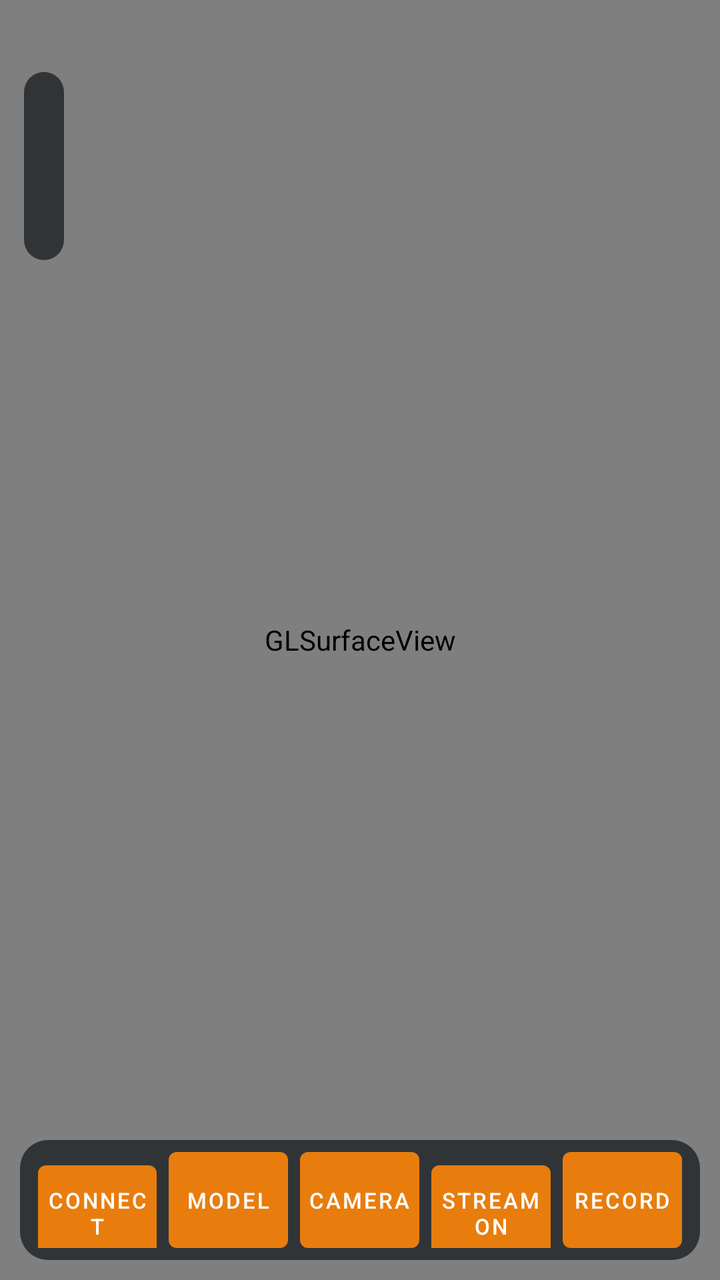
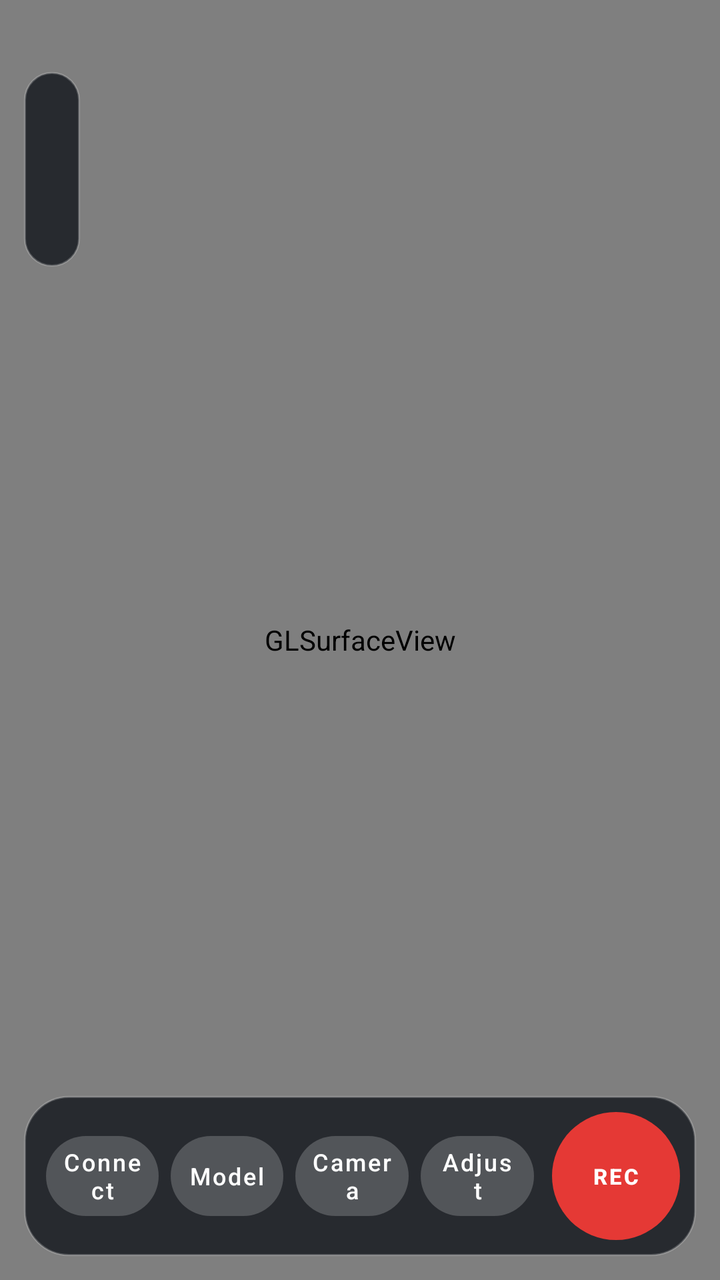

The first picture is an Android layout as it rendered before a commit; the second is the same layout after the commit. The layout source and the unified diff follow.
<!-- AndroidManifest.xml: application theme Theme.BlenderRemote -->
<!-- res/layout/activity_main.xml -->
<?xml version="1.0" encoding="utf-8"?>
<FrameLayout xmlns:android="http://schemas.android.com/apk/res/android"
    android:layout_width="match_parent"
    android:layout_height="match_parent"
    android:background="#000000">

    <android.opengl.GLSurfaceView
        android:id="@+id/surfaceView"
        android:layout_width="match_parent"
        android:layout_height="match_parent" />

    <LinearLayout
        android:id="@+id/statusPanel"
        android:layout_width="wrap_content"
        android:layout_height="wrap_content"
        android:layout_gravity="top|start"
        android:layout_marginStart="12dp"
        android:layout_marginTop="36dp"
        android:background="@drawable/bg_panel"
        android:orientation="vertical"
        android:padding="10dp">

        <TextView
            android:id="@+id/tvConnection"
            android:layout_width="wrap_content"
            android:layout_height="wrap_content"
            android:textColor="#FFFFFF"
            android:textSize="14sp"
            android:textStyle="bold" />

        <TextView
            android:id="@+id/tvTracking"
            android:layout_width="wrap_content"
            android:layout_height="wrap_content"
            android:layout_marginTop="2dp"
            android:textColor="#FFFFFF"
            android:textSize="12sp" />

        <TextView
            android:id="@+id/tvModel"
            android:layout_width="wrap_content"
            android:layout_height="wrap_content"
            android:layout_marginTop="2dp"
            android:maxWidth="260dp"
            android:textColor="#FFFFFF"
            android:textSize="12sp" />

        <TextView
            android:id="@+id/tvStream"
            android:layout_width="wrap_content"
            android:layout_height="wrap_content"
            android:layout_marginTop="2dp"
            android:textColor="#FFFFFF"
            android:textSize="12sp" />
    </LinearLayout>

    <TextView
        android:id="@+id/tvRecord"
        android:layout_width="wrap_content"
        android:layout_height="wrap_content"
        android:layout_gravity="top|end"
        android:layout_marginTop="36dp"
        android:layout_marginEnd="12dp"
        android:background="@drawable/bg_rec"
        android:paddingStart="12dp"
        android:paddingTop="6dp"
        android:paddingEnd="12dp"
        android:paddingBottom="6dp"
        android:text="REC"
        android:textColor="#FFFFFF"
        android:textSize="14sp"
        android:textStyle="bold"
        android:visibility="gone" />

    <TextView
        android:id="@+id/tvHint"
        android:layout_width="wrap_content"
        android:layout_height="wrap_content"
        android:layout_gravity="bottom|center_horizontal"
        android:layout_marginBottom="110dp"
        android:background="@drawable/bg_panel"
        android:gravity="center"
        android:maxWidth="300dp"
        android:padding="10dp"
        android:textColor="#FFFFFF"
        android:textSize="14sp"
        android:visibility="gone" />

    <LinearLayout
        android:id="@+id/controls"
        android:layout_width="match_parent"
        android:layout_height="wrap_content"
        android:layout_gravity="bottom"
        android:layout_margin="10dp"
        android:background="@drawable/bg_panel"
        android:orientation="horizontal"
        android:padding="6dp">

        <com.google.android.material.button.MaterialButton
            android:id="@+id/btnConnect"
            android:layout_width="0dp"
            android:layout_height="wrap_content"
            android:layout_marginStart="3dp"
            android:layout_marginEnd="3dp"
            android:layout_weight="1"
            android:insetTop="0dp"
            android:insetBottom="0dp"
            android:paddingStart="2dp"
            android:paddingEnd="2dp"
            android:text="Connect"
            android:textSize="11sp" />

        <com.google.android.material.button.MaterialButton
            android:id="@+id/btnSync"
            android:layout_width="0dp"
            android:layout_height="wrap_content"
            android:layout_marginStart="3dp"
            android:layout_marginEnd="3dp"
            android:layout_weight="1"
            android:insetTop="0dp"
            android:insetBottom="0dp"
            android:paddingStart="2dp"
            android:paddingEnd="2dp"
            android:text="Model"
            android:textSize="11sp" />

        <com.google.android.material.button.MaterialButton
            android:id="@+id/btnMode"
            android:layout_width="0dp"
            android:layout_height="wrap_content"
            android:layout_marginStart="3dp"
            android:layout_marginEnd="3dp"
            android:layout_weight="1"
            android:insetTop="0dp"
            android:insetBottom="0dp"
            android:paddingStart="2dp"
            android:paddingEnd="2dp"
            android:text="Camera"
            android:textSize="11sp" />

        <com.google.android.material.button.MaterialButton
            android:id="@+id/btnStream"
            android:layout_width="0dp"
            android:layout_height="wrap_content"
            android:layout_marginStart="3dp"
            android:layout_marginEnd="3dp"
            android:layout_weight="1"
            android:insetTop="0dp"
            android:insetBottom="0dp"
            android:paddingStart="2dp"
            android:paddingEnd="2dp"
            android:text="Stream on"
            android:textSize="11sp" />

        <com.google.android.material.button.MaterialButton
            android:id="@+id/btnRecord"
            android:layout_width="0dp"
            android:layout_height="wrap_content"
            android:layout_marginStart="3dp"
            android:layout_marginEnd="3dp"
            android:layout_weight="1"
            android:insetTop="0dp"
            android:insetBottom="0dp"
            android:paddingStart="2dp"
            android:paddingEnd="2dp"
            android:text="Record"
            android:textSize="11sp" />
    </LinearLayout>
</FrameLayout>
<!-- resources referenced by this layout -->
<resources>
  <!-- drawable bg_panel (drawable) -->
  <?xml version="1.0" encoding="utf-8"?>
  <shape xmlns:android="http://schemas.android.com/apk/res/android" android:shape="rectangle">
      <solid android:color="#B3101418" />
      <corners android:radius="14dp" />
  </shape>
  <!-- drawable bg_rec (drawable) -->
  <?xml version="1.0" encoding="utf-8"?>
  <shape xmlns:android="http://schemas.android.com/apk/res/android" android:shape="rectangle">
      <solid android:color="#E6D32F2F" />
      <corners android:radius="18dp" />
  </shape>
  <style name="Theme.BlenderRemote" parent="Theme.MaterialComponents.DayNight.NoActionBar">
          <item name="colorPrimary">#E87D0D</item>
          <item name="colorOnPrimary">#FFFFFF</item>
          <item name="android:statusBarColor">@android:color/transparent</item>
      </style>
</resources>

<!-- the commit's change to res/layout/activity_main.xml (unified diff, before → after) -->
@@ -9,8 +9,17 @@
         android:layout_width="match_parent"
         android:layout_height="match_parent" />
 
+    <ImageView
+        android:id="@+id/ivReticle"
+        android:layout_width="56dp"
+        android:layout_height="56dp"
+        android:layout_gravity="center"
+        android:contentDescription="@null"
+        android:src="@drawable/reticle"
+        android:visibility="gone" />
+
+    
     <LinearLayout
-        android:id="@+id/statusPanel"
         android:layout_width="wrap_content"
         android:layout_height="wrap_content"
         android:layout_gravity="top|start"
@@ -18,21 +27,24 @@
         android:layout_marginTop="36dp"
         android:background="@drawable/bg_panel"
         android:orientation="vertical"
-        android:padding="10dp">
+        android:paddingStart="14dp"
+        android:paddingTop="10dp"
+        android:paddingEnd="14dp"
+        android:paddingBottom="10dp">
 
         <TextView
             android:id="@+id/tvConnection"
             android:layout_width="wrap_content"
             android:layout_height="wrap_content"
             android:textColor="#FFFFFF"
-            android:textSize="14sp"
+            android:textSize="15sp"
             android:textStyle="bold" />
 
         <TextView
             android:id="@+id/tvTracking"
             android:layout_width="wrap_content"
             android:layout_height="wrap_content"
-            android:layout_marginTop="2dp"
+            android:layout_marginTop="4dp"
             android:textColor="#FFFFFF"
             android:textSize="12sp" />
 
@@ -41,7 +53,7 @@
             android:layout_width="wrap_content"
             android:layout_height="wrap_content"
             android:layout_marginTop="2dp"
-            android:maxWidth="260dp"
+            android:maxWidth="240dp"
             android:textColor="#FFFFFF"
             android:textSize="12sp" />
 
@@ -62,10 +74,10 @@
         android:layout_marginTop="36dp"
         android:layout_marginEnd="12dp"
         android:background="@drawable/bg_rec"
-        android:paddingStart="12dp"
-        android:paddingTop="6dp"
-        android:paddingEnd="12dp"
-        android:paddingBottom="6dp"
+        android:paddingStart="14dp"
+        android:paddingTop="7dp"
+        android:paddingEnd="14dp"
+        android:paddingBottom="7dp"
         android:text="REC"
         android:textColor="#FFFFFF"
         android:textSize="14sp"
@@ -77,93 +89,319 @@
         android:layout_width="wrap_content"
         android:layout_height="wrap_content"
         android:layout_gravity="bottom|center_horizontal"
-        android:layout_marginBottom="110dp"
+        android:layout_marginBottom="118dp"
         android:background="@drawable/bg_panel"
         android:gravity="center"
         android:maxWidth="300dp"
-        android:padding="10dp"
+        android:paddingStart="16dp"
+        android:paddingTop="10dp"
+        android:paddingEnd="16dp"
+        android:paddingBottom="10dp"
         android:textColor="#FFFFFF"
         android:textSize="14sp"
         android:visibility="gone" />
 
+    
     <LinearLayout
-        android:id="@+id/controls"
+        android:id="@+id/adjustPanel"
         android:layout_width="match_parent"
         android:layout_height="wrap_content"
         android:layout_gravity="bottom"
-        android:layout_margin="10dp"
+        android:layout_marginStart="12dp"
+        android:layout_marginEnd="12dp"
+        android:layout_marginBottom="108dp"
         android:background="@drawable/bg_panel"
+        android:orientation="vertical"
+        android:padding="12dp"
+        android:visibility="gone">
+
+        <LinearLayout
+            android:layout_width="match_parent"
+            android:layout_height="wrap_content"
+            android:gravity="center_vertical"
+            android:orientation="horizontal">
+
+            <TextView
+                android:layout_width="0dp"
+                android:layout_height="wrap_content"
+                android:layout_weight="1"
+                android:text="Adjust origin"
+                android:textColor="#FFFFFF"
+                android:textSize="15sp"
+                android:textStyle="bold" />
+
+            <com.google.android.material.button.MaterialButton
+                android:id="@+id/btnLock"
+                style="@style/BR.Button"
+                android:layout_width="wrap_content"
+                android:layout_height="wrap_content"
+                android:text="Lock gestures" />
+        </LinearLayout>
+
+        <TextView
+            android:layout_width="wrap_content"
+            android:layout_height="wrap_content"
+            android:layout_marginTop="2dp"
+            android:layout_marginBottom="6dp"
+            android:text="Drag = move   Twist = rotate   Pinch = scale"
+            android:textColor="#99FFFFFF"
+            android:textSize="11sp" />
+
+        <LinearLayout
+            android:layout_width="match_parent"
+            android:layout_height="wrap_content"
+            android:gravity="center_vertical"
+            android:orientation="horizontal">
+
+            <TextView
+                style="@style/BR.Label"
+                android:layout_width="wrap_content"
+                android:layout_height="wrap_content"
+                android:text="Move" />
+
+            <com.google.android.material.button.MaterialButton
+                android:id="@+id/btnLeft"
+                style="@style/BR.Button"
+                android:layout_width="0dp"
+                android:layout_height="wrap_content"
+                android:layout_marginStart="3dp"
+                android:layout_marginEnd="3dp"
+                android:layout_weight="1"
+                android:text="◀" />
+
+            <com.google.android.material.button.MaterialButton
+                android:id="@+id/btnRight"
+                style="@style/BR.Button"
+                android:layout_width="0dp"
+                android:layout_height="wrap_content"
+                android:layout_marginStart="3dp"
+                android:layout_marginEnd="3dp"
+                android:layout_weight="1"
+                android:text="▶" />
+
+            <com.google.android.material.button.MaterialButton
+                android:id="@+id/btnFwd"
+                style="@style/BR.Button"
+                android:layout_width="0dp"
+                android:layout_height="wrap_content"
+                android:layout_marginStart="3dp"
+                android:layout_marginEnd="3dp"
+                android:layout_weight="1"
+                android:text="▲" />
+
+            <com.google.android.material.button.MaterialButton
+                android:id="@+id/btnBack"
+                style="@style/BR.Button"
+                android:layout_width="0dp"
+                android:layout_height="wrap_content"
+                android:layout_marginStart="3dp"
+                android:layout_marginEnd="3dp"
+                android:layout_weight="1"
+                android:text="▼" />
+        </LinearLayout>
+
+        <LinearLayout
+            android:layout_width="match_parent"
+            android:layout_height="wrap_content"
+            android:layout_marginTop="6dp"
+            android:gravity="center_vertical"
+            android:orientation="horizontal">
+
+            <TextView
+                style="@style/BR.Label"
+                android:layout_width="wrap_content"
+                android:layout_height="wrap_content"
+                android:text="Height" />
+
+            <com.google.android.material.button.MaterialButton
+                android:id="@+id/btnUp"
+                style="@style/BR.Button"
+                android:layout_width="0dp"
+                android:layout_height="wrap_content"
+                android:layout_marginStart="3dp"
+                android:layout_marginEnd="3dp"
+                android:layout_weight="1"
+                android:text="Up" />
+
+            <com.google.android.material.button.MaterialButton
+                android:id="@+id/btnDown"
+                style="@style/BR.Button"
+                android:layout_width="0dp"
+                android:layout_height="wrap_content"
+                android:layout_marginStart="3dp"
+                android:layout_marginEnd="3dp"
+                android:layout_weight="1"
+                android:text="Down" />
+
+            <com.google.android.material.button.MaterialButton
+                android:id="@+id/btnStep"
+                style="@style/BR.Button"
+                android:layout_width="0dp"
+                android:layout_height="wrap_content"
+                android:layout_marginStart="3dp"
+                android:layout_marginEnd="3dp"
+                android:layout_weight="2"
+                android:text="Step 5 cm" />
+        </LinearLayout>
+
+        <LinearLayout
+            android:layout_width="match_parent"
+            android:layout_height="wrap_content"
+            android:layout_marginTop="6dp"
+            android:gravity="center_vertical"
+            android:orientation="horizontal">
+
+            <TextView
+                style="@style/BR.Label"
+                android:layout_width="wrap_content"
+                android:layout_height="wrap_content"
+                android:text="Rotate" />
+
+            <SeekBar
+                android:id="@+id/seekYaw"
+                android:layout_width="0dp"
+                android:layout_height="wrap_content"
+                android:layout_weight="1"
+                android:max="360"
+                android:progress="180"
+                android:progressTint="@color/accent"
+                android:thumbTint="@color/accent" />
+
+            <TextView
+                android:id="@+id/tvYaw"
+                android:layout_width="44dp"
+                android:layout_height="wrap_content"
+                android:gravity="end"
+                android:textColor="#FFFFFF"
+                android:textSize="12sp" />
+        </LinearLayout>
+
+        <LinearLayout
+            android:layout_width="match_parent"
+            android:layout_height="wrap_content"
+            android:layout_marginTop="6dp"
+            android:gravity="center_vertical"
+            android:orientation="horizontal">
+
+            <TextView
+                style="@style/BR.Label"
+                android:layout_width="wrap_content"
+                android:layout_height="wrap_content"
+                android:text="Scale" />
+
+            <com.google.android.material.button.MaterialButton
+                android:id="@+id/btnScaleMinus"
+                style="@style/BR.Button"
+                android:layout_width="0dp"
+                android:layout_height="wrap_content"
+                android:layout_marginStart="3dp"
+                android:layout_marginEnd="3dp"
+                android:layout_weight="1"
+                android:text="−" />
+
+            <TextView
+                android:id="@+id/tvScale"
+                android:layout_width="0dp"
+                android:layout_height="wrap_content"
+                android:layout_weight="1"
+                android:gravity="center"
+                android:textColor="#FFFFFF"
+                android:textSize="13sp" />
+
+            <com.google.android.material.button.MaterialButton
+                android:id="@+id/btnScalePlus"
+                style="@style/BR.Button"
+                android:layout_width="0dp"
+                android:layout_height="wrap_content"
+                android:layout_marginStart="3dp"
+                android:layout_marginEnd="3dp"
+                android:layout_weight="1"
+                android:text="+" />
+        </LinearLayout>
+
+        <LinearLayout
+            android:layout_width="match_parent"
+            android:layout_height="wrap_content"
+            android:layout_marginTop="8dp"
+            android:orientation="horizontal">
+
+            <com.google.android.material.button.MaterialButton
+                android:id="@+id/btnHere"
+                style="@style/BR.Button"
+                android:layout_width="0dp"
+                android:layout_height="wrap_content"
+                android:layout_marginEnd="4dp"
+                android:layout_weight="1"
+                android:text="Move origin here" />
+
+            <com.google.android.material.button.MaterialButton
+                android:id="@+id/btnReset"
+                style="@style/BR.Button"
+                android:layout_width="0dp"
+                android:layout_height="wrap_content"
+                android:layout_marginStart="4dp"
+                android:layout_weight="1"
+                android:text="Reset adjustments" />
+        </LinearLayout>
+    </LinearLayout>
+
+    
+    <LinearLayout
+        android:layout_width="match_parent"
+        android:layout_height="wrap_content"
+        android:layout_gravity="bottom"
+        android:layout_margin="12dp"
+        android:background="@drawable/bg_panel"
+        android:gravity="center_vertical"
         android:orientation="horizontal"
-        android:padding="6dp">
+        android:padding="8dp">
 
         <com.google.android.material.button.MaterialButton
             android:id="@+id/btnConnect"
+            style="@style/BR.Button"
             android:layout_width="0dp"
             android:layout_height="wrap_content"
             android:layout_marginStart="3dp"
             android:layout_marginEnd="3dp"
             android:layout_weight="1"
-            android:insetTop="0dp"
-            android:insetBottom="0dp"
-            android:paddingStart="2dp"
-            android:paddingEnd="2dp"
-            android:text="Connect"
-            android:textSize="11sp" />
+            android:text="Connect" />
 
         <com.google.android.material.button.MaterialButton
             android:id="@+id/btnSync"
+            style="@style/BR.Button"
             android:layout_width="0dp"
             android:layout_height="wrap_content"
             android:layout_marginStart="3dp"
             android:layout_marginEnd="3dp"
             android:layout_weight="1"
-            android:insetTop="0dp"
-            android:insetBottom="0dp"
-            android:paddingStart="2dp"
-            android:paddingEnd="2dp"
-            android:text="Model"
-            android:textSize="11sp" />
+            android:text="Model" />
 
         <com.google.android.material.button.MaterialButton
             android:id="@+id/btnMode"
+            style="@style/BR.Button"
             android:layout_width="0dp"
             android:layout_height="wrap_content"
             android:layout_marginStart="3dp"
             android:layout_marginEnd="3dp"
             android:layout_weight="1"
-            android:insetTop="0dp"
-            android:insetBottom="0dp"
-            android:paddingStart="2dp"
-            android:paddingEnd="2dp"
-            android:text="Camera"
-            android:textSize="11sp" />
+            android:text="Camera" />
 
         <com.google.android.material.button.MaterialButton
-            android:id="@+id/btnStream"
+            android:id="@+id/btnAdjust"
+            style="@style/BR.Button"
             android:layout_width="0dp"
             android:layout_height="wrap_content"
             android:layout_marginStart="3dp"
             android:layout_marginEnd="3dp"
             android:layout_weight="1"
-            android:insetTop="0dp"
-            android:insetBottom="0dp"
-            android:paddingStart="2dp"
-            android:paddingEnd="2dp"
-            android:text="Stream on"
-            android:textSize="11sp" />
+            android:text="Adjust" />
 
         <com.google.android.material.button.MaterialButton
             android:id="@+id/btnRecord"
-            android:layout_width="0dp"
-            android:layout_height="wrap_content"
-            android:layout_marginStart="3dp"
-            android:layout_marginEnd="3dp"
-            android:layout_weight="1"
-            android:insetTop="0dp"
-            android:insetBottom="0dp"
-            android:paddingStart="2dp"
-            android:paddingEnd="2dp"
-            android:text="Record"
-            android:textSize="11sp" />
+            style="@style/BR.Button.Record"
+            android:layout_width="wrap_content"
+            android:layout_height="wrap_content"
+            android:layout_marginStart="6dp"
+            android:text="REC" />
     </LinearLayout>
 </FrameLayout>
<!-- resource entries referenced after the edit -->
@@ -1,21 +1,67 @@
 <!-- resources referenced by this layout -->
 <resources>
+  <color name="accent">#FF8A1F</color>
   <!-- drawable bg_panel (drawable) -->
   <?xml version="1.0" encoding="utf-8"?>
   <shape xmlns:android="http://schemas.android.com/apk/res/android" android:shape="rectangle">
-      <solid android:color="#B3101418" />
-      <corners android:radius="14dp" />
+      <solid android:color="@color/glass" />
+      <corners android:radius="22dp" />
+      <stroke android:width="1dp" android:color="#33FFFFFF" />
   </shape>
   <!-- drawable bg_rec (drawable) -->
   <?xml version="1.0" encoding="utf-8"?>
   <shape xmlns:android="http://schemas.android.com/apk/res/android" android:shape="rectangle">
-      <solid android:color="#E6D32F2F" />
-      <corners android:radius="18dp" />
+      <solid android:color="#F2E53935" />
+      <corners android:radius="20dp" />
   </shape>
+  <!-- drawable reticle (drawable) -->
+  <?xml version="1.0" encoding="utf-8"?>
+  <layer-list xmlns:android="http://schemas.android.com/apk/res/android">
+      <item>
+          <shape android:shape="oval">
+              <stroke android:width="2dp" android:color="#CCFFFFFF" />
+              <size android:width="56dp" android:height="56dp" />
+          </shape>
+      </item>
+      <item android:bottom="25dp" android:left="25dp" android:right="25dp" android:top="25dp">
+          <shape android:shape="oval">
+              <solid android:color="#FFFF8A1F" />
+          </shape>
+      </item>
+  </layer-list>
+  <style name="BR.Button" parent="Widget.MaterialComponents.Button.TextButton">
+          <item name="android:textColor">#FFFFFF</item>
+          <item name="android:textSize">12sp</item>
+          <item name="android:textAllCaps">false</item>
+          <item name="android:minWidth">0dp</item>
+          <item name="android:minHeight">40dp</item>
+          <item name="android:insetTop">0dp</item>
+          <item name="android:insetBottom">0dp</item>
+          <item name="android:paddingStart">8dp</item>
+          <item name="android:paddingEnd">8dp</item>
+          <item name="cornerRadius">20dp</item>
+          <item name="backgroundTint">@color/glass_light</item>
+      </style>
+  <style name="BR.Button.Record">
+          <item name="android:minWidth">64dp</item>
+          <item name="android:minHeight">64dp</item>
+          <item name="android:textSize">11sp</item>
+          <item name="android:textStyle">bold</item>
+          <item name="cornerRadius">32dp</item>
+          <item name="backgroundTint">@color/record_red</item>
+      </style>
+  <style name="BR.Label" parent="">
+          <item name="android:textColor">#B0FFFFFF</item>
+          <item name="android:textSize">12sp</item>
+          <item name="android:minWidth">52dp</item>
+      </style>
   <style name="Theme.BlenderRemote" parent="Theme.MaterialComponents.DayNight.NoActionBar">
-          <item name="colorPrimary">#E87D0D</item>
+          <item name="colorPrimary">@color/accent</item>
           <item name="colorOnPrimary">#FFFFFF</item>
           <item name="android:statusBarColor">@android:color/transparent</item>
       </style>
+  <color name="glass">#CC12161C</color>
+  <color name="glass_light">#33FFFFFF</color>
+  <color name="record_red">#E53935</color>
 </resources>
 
